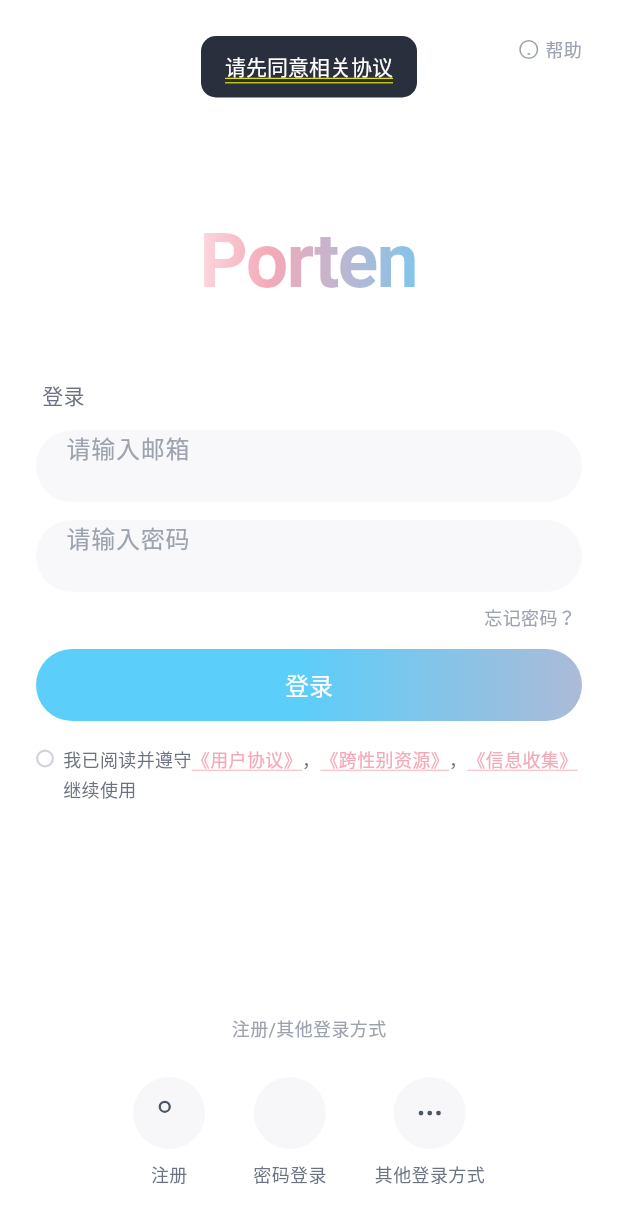
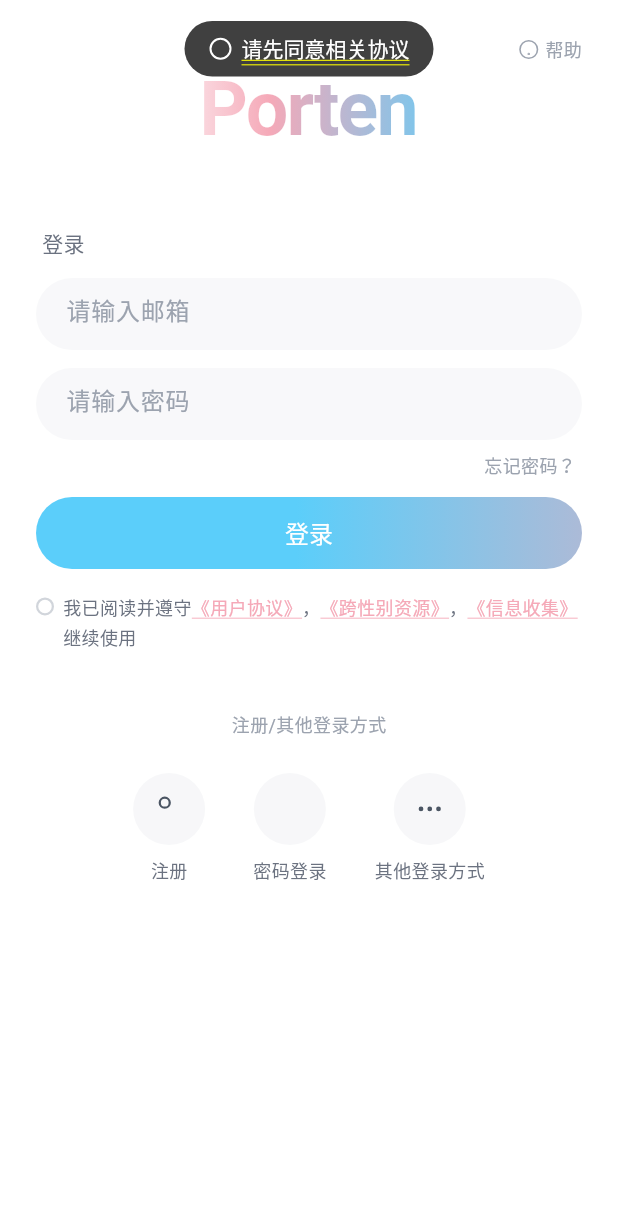
Before and after one commit to Suran2022/Porten, a Flutter app: the screen it shows after launch, after a tap on "登录", after a tap on "忘记密码？", on a phone screen of 412 x 824 dp. Shown: the top 1223 px of the screen. Run offline on Flutter 3.47's test engine with Material 3 defaults, Android fonts, the phone set to English and light mode, and no system bars; our stand-ins replace flutter_riverpod, flutter_svg; missing offline and left inert: path_parsing.

Commit message:
r6: 七项验收返工（双开屏治理/输入框居中/Toast对齐Web/注册页padding/残影/一屏锁定/开屏logo统一）versionCode 6

```diff
--- /dev/null
+++ b/mobile/flutter/porten_flutter/lib/core/components/adaptive_scroll.dart
@@ -0,0 +1,105 @@
+/*
+ * 自适应滚动容器：内容不超出可视区时锁定不滚动（对齐 Web 端单屏
+ * overflow-hidden 行为），超出时才允许滚动兜底。
+ *
+ * 实现：LayoutBuilder 拿视口高度 + postFrameCallback 测量内容高度，
+ * 动态切换 physics（NeverScrollable / Clamping）。内容高度随键盘、
+ * 状态切换变化时自动重测。
+ */
+
+import 'package:flutter/material.dart';
+import 'package:flutter/rendering.dart';
+import 'package:flutter/scheduler.dart';
+
+/// 内容不超高即锁定的滚动容器。
+class AdaptiveScroll extends StatefulWidget {
+  const AdaptiveScroll({
+    super.key,
+    required this.child,
+    this.alignment = MainAxisAlignment.start,
+  });
+
+  final Widget child;
+
+  /// 内容不满一屏时的纵向分布（认证页用 spaceBetween 铺满单屏）。
+  final MainAxisAlignment alignment;
+
+  @override
+  State<AdaptiveScroll> createState() => _AdaptiveScrollState();
+}
+
+class _AdaptiveScrollState extends State<AdaptiveScroll> {
+  double? _contentHeight;
+
+  @override
+  Widget build(BuildContext context) {
+    return LayoutBuilder(
+      builder: (BuildContext context, BoxConstraints cons) {
+        final double viewport = cons.maxHeight;
+        // 内容高度未知（首帧）或不超过视口 → 锁定不滚动
+        final bool canScroll =
+            _contentHeight != null && _contentHeight! > viewport + 0.5;
+        return SingleChildScrollView(
+          physics: canScroll
+              ? const ClampingScrollPhysics()
+              : const NeverScrollableScrollPhysics(),
+          child: MeasureSize(
+            onChange: (double h) {
+              if ((h - (_contentHeight ?? 0)).abs() > 0.5) {
+                setState(() => _contentHeight = h);
+              }
+            },
+            child: ConstrainedBox(
+              constraints: BoxConstraints(minHeight: viewport),
+              child: Column(
+                mainAxisAlignment: widget.alignment,
+                children: <Widget>[widget.child],
+              ),
+            ),
+          ),
+        );
+      },
+    );
+  }
+}
+
+/// 测量子内容高度的透明包装（postFrameCallback）。
+class MeasureSize extends SingleChildRenderObjectWidget {
+  const MeasureSize({
+    super.key,
+    required this.onChange,
+    required super.child,
+  });
+
+  final ValueChanged<double> onChange;
+
+  @override
+  RenderObject createRenderObject(BuildContext context) =>
+      _MeasureSizeRenderObject(onChange);
+
+  @override
+  void updateRenderObject(
+    BuildContext context,
+    covariant RenderObject renderObject,
+  ) {
+    (renderObject as _MeasureSizeRenderObject).onChange = onChange;
+  }
+}
+
+class _MeasureSizeRenderObject extends RenderProxyBox {
+  _MeasureSizeRenderObject(this.onChange);
+
+  ValueChanged<double> onChange;
+  Size? _lastSize;
+
+  @override
+  void performLayout() {
+    super.performLayout();
+    if (size != _lastSize) {
+      _lastSize = size;
+      // 布局期不可触发 setState，延后到帧末
+      final double h = size.height;
+      SchedulerBinding.instance.addPostFrameCallback((_) => onChange(h));
+    }
+  }
+}
--- a/mobile/flutter/porten_flutter/lib/core/components/icon_circle_button.dart
+++ b/mobile/flutter/porten_flutter/lib/core/components/icon_circle_button.dart
@@ -27,10 +27,14 @@
 
   @override
   Widget build(BuildContext context) {
-    return InkWell(
-      borderRadius: BorderRadius.circular(24),
-      onTap: onTap,
-      child: Column(
+    // 必须自带 Material 祖先：否则 InkWell 墨水绘制到 Scaffold 的 Material 上，
+    // 在按钮外区域留下矩形残影。
+    return Material(
+      type: MaterialType.transparency,
+      child: InkWell(
+        borderRadius: BorderRadius.circular(24),
+        onTap: onTap,
+        child: Column(
         mainAxisSize: MainAxisSize.min,
         children: <Widget>[
           Container(
@@ -50,6 +54,7 @@
           ),
         ],
       ),
+      ),
     );
   }
 }
--- a/mobile/flutter/porten_flutter/lib/core/components/porten_capsule_input.dart
+++ b/mobile/flutter/porten_flutter/lib/core/components/porten_capsule_input.dart
@@ -106,9 +106,12 @@
         textAlignVertical: TextAlignVertical.center,
         style: PortenTypography.base.copyWith(color: PortenColor.gray900),
         decoration: InputDecoration(
-          isCollapsed: true,
+          // isCollapsed 模式下文本/占位符贴顶（多轮 textAlignVertical 均无效），
+          // 改用 isDense + 垂直 contentPadding 强制在 48px 内居中（久验可靠）。
+          isDense: true,
           border: InputBorder.none,
           counterText: '',
+          contentPadding: const EdgeInsets.symmetric(vertical: 15),
           hintText: widget.hint,
           hintStyle:
               PortenTypography.base.copyWith(color: PortenColor.gray400),
--- a/mobile/flutter/porten_flutter/lib/core/components/porten_icons.dart
+++ b/mobile/flutter/porten_flutter/lib/core/components/porten_icons.dart
@@ -147,6 +147,18 @@
       <String>['M20 6L9 17l-5-5'],
       <List<double>>[],
     ],
+    // Info：圆圈 + 竖线 + 底点（Web 端 Toast info 图标）
+    'info': <Object>[
+      <String>['M12 16v-4', 'M12 8h.01'],
+      <List<double>>[
+        <double>[12, 12, 10],
+      ],
+    ],
+    // X：关闭叉（Web 端 Toast error 图标）
+    'x': <Object>[
+      <String>['M18 6L6 18', 'M6 6l12 12'],
+      <List<double>>[],
+    ],
   };
 
   @override
--- a/mobile/flutter/porten_flutter/lib/core/components/porten_toast.dart
+++ b/mobile/flutter/porten_flutter/lib/core/components/porten_toast.dart
@@ -1,8 +1,10 @@
 /*
- * 全局 Toast（对齐 Web 端 toastStore + Toast 组件）。
+ * 全局 Toast（100% 对齐 Web 端 Toast.tsx + toastStore）。
  *
- * Web 端实现：页面顶部居中浮现的黑底白字圆角条，2.5s 自动消失；
- * App 端实现为 Overlay 顶部插入 + 渐隐动画，无需 BuildContext。
+ * Web 端实现：顶部居中胶囊（fixed top-3.5 left-1/2），rounded-full，
+ * bg-black/75 毛玻璃，px-4 py-2，内含 lucide 图标（w-4 h-4 strokeWidth 2）
+ * + text-sm 白色文字，gap-1.5；2s 后淡出（App 端保持 2.5s 队列节奏）。
+ * 图标类型：info=Info / success=Check / error=X（对齐 Web 端 ICON_MAP）。
  */
 
 import 'dart:async';
@@ -11,29 +13,38 @@
 
 import '../design/porten_colors.dart';
 import '../design/porten_typography.dart';
+import 'porten_icons.dart';
+
+/// Toast 图标类型（对齐 Web 端 ToastIcon）。
+enum ToastIcon { info, success, error }
 
 /// 全局 Toast 入口（无需 BuildContext）。
 abstract final class PortenToast {
   static OverlayEntry? _entry;
-  static final List<String> _queue = <String>[];
+  static final List<_ToastPayload> _queue = <_ToastPayload>[];
 
   /// 展示一条 Toast，默认 2.5s 后消失。
-  static void show(String message,
-      {Duration duration = const Duration(milliseconds: 2500)}) {
+  static void show(
+    String message, {
+    ToastIcon icon = ToastIcon.info,
+    Duration duration = const Duration(milliseconds: 2500),
+  }) {
     if (message.isEmpty) return;
-    _queue.add(message);
+    _queue.add(_ToastPayload(message: message, icon: icon, duration: duration));
     if (_entry != null) return; // 已有 Toast 在展示，等它消失后接续队列
     _present();
   }
 
   static void _present() {
     if (_queue.isEmpty) return;
-    final String message = _queue.removeAt(0);
+    final _ToastPayload payload = _queue.removeAt(0);
     final OverlayState? overlay = _overlayKey.currentState;
     if (overlay == null) return; // Overlay 未挂载（冷启动极早期），静默丢弃
     _entry = OverlayEntry(
       builder: (BuildContext context) => _ToastWidget(
-        message: message,
+        message: payload.message,
+        icon: payload.icon,
+        duration: payload.duration,
         onDismissed: () {
           _entry?.remove();
           _entry = null;
@@ -56,10 +67,29 @@
   }
 }
 
-class _ToastWidget extends StatefulWidget {
-  const _ToastWidget({required this.message, required this.onDismissed});
+class _ToastPayload {
+  const _ToastPayload({
+    required this.message,
+    required this.icon,
+    required this.duration,
+  });
 
   final String message;
+  final ToastIcon icon;
+  final Duration duration;
+}
+
+class _ToastWidget extends StatefulWidget {
+  const _ToastWidget({
+    required this.message,
+    required this.icon,
+    required this.duration,
+    required this.onDismissed,
+  });
+
+  final String message;
+  final ToastIcon icon;
+  final Duration duration;
   final VoidCallback onDismissed;
 
   @override
@@ -70,14 +100,14 @@
     with SingleTickerProviderStateMixin {
   late final AnimationController _controller = AnimationController(
     vsync: this,
-    duration: const Duration(milliseconds: 200),
+    duration: const Duration(milliseconds: 300),
   );
 
   @override
   void initState() {
     super.initState();
     _controller.forward();
-    Future<void>.delayed(const Duration(milliseconds: 2500), () async {
+    Future<void>.delayed(widget.duration, () async {
       if (!mounted) return;
       await _controller.reverse();
       widget.onDismissed();
@@ -90,12 +120,18 @@
     super.dispose();
   }
 
+  String get _iconName => switch (widget.icon) {
+        ToastIcon.success => 'check',
+        ToastIcon.error => 'x',
+        ToastIcon.info => 'info',
+      };
+
   @override
   Widget build(BuildContext context) {
     return Positioned(
-      top: MediaQuery.paddingOf(context).top + 24,
-      left: 24,
-      right: 24,
+      top: MediaQuery.paddingOf(context).top + 14, // top-3.5
+      left: 0,
+      right: 0,
       child: FadeTransition(
         opacity: CurvedAnimation(parent: _controller, curve: Curves.easeOut),
         child: SlideTransition(
@@ -105,16 +141,29 @@
           ).animate(CurvedAnimation(parent: _controller, curve: Curves.easeOut)),
           child: Center(
             child: Container(
-              padding: const EdgeInsets.symmetric(horizontal: 16, vertical: 10),
-              constraints: const BoxConstraints(maxWidth: 320),
+              // 胶囊：px-4 py-2 rounded-full bg-black/75
+              padding: const EdgeInsets.symmetric(horizontal: 16, vertical: 8),
               decoration: BoxDecoration(
-                color: PortenColor.gray900.withValues(alpha: 0.9),
-                borderRadius: BorderRadius.circular(10),
+                color: const Color(0xFF000000).withValues(alpha: 0.75),
+                borderRadius: BorderRadius.circular(999),
               ),
-              child: Text(
-                widget.message,
-                textAlign: TextAlign.center,
-                style: PortenTypography.sm.copyWith(color: PortenColor.white),
+              child: Row(
+                mainAxisSize: MainAxisSize.min,
+                children: <Widget>[
+                  LucideIcon(
+                    _iconName,
+                    size: 16, // w-4 h-4
+                    strokeWidth: 2,
+                    color: PortenColor.white,
+                  ),
+                  const SizedBox(width: 6), // gap-1.5
+                  Text(
+                    widget.message,
+                    style: PortenTypography.sm.copyWith(
+                      color: PortenColor.white,
+                    ),
+                  ),
+                ],
               ),
             ),
           ),
--- a/mobile/flutter/porten_flutter/lib/features/auth/login_page.dart
+++ b/mobile/flutter/porten_flutter/lib/features/auth/login_page.dart
@@ -17,6 +17,7 @@
 import 'package:flutter_riverpod/flutter_riverpod.dart';
 
 import '../../core/components/agreement_checkbox.dart';
+import '../../core/components/adaptive_scroll.dart';
 import '../../core/components/agreement_viewer.dart';
 import '../../core/components/auth_divider.dart';
 import '../../core/components/gradient_logo.dart';
@@ -108,7 +109,10 @@
     if (_accountCtrl.text.trim().isEmpty) return;
     if (!_agreementGuard()) return;
     final bool sent = await ref.read(authProvider.notifier).sendCode();
-    PortenToast.show(sent ? '验证码已发送' : '发送失败，请稍后重试');
+    PortenToast.show(
+          sent ? '验证码已发送' : '发送失败，请稍后重试',
+          icon: sent ? ToastIcon.success : ToastIcon.error,
+        );
   }
 
   /// 登录（对齐 Web 端 handleLogin）。
@@ -126,7 +130,7 @@
             identifier: account,
           );
       if (ok && mounted) {
-        PortenToast.show('登录成功');
+        PortenToast.show('登录成功', icon: ToastIcon.success);
         widget.onLoginSuccess();
       }
       return;
@@ -143,7 +147,7 @@
           identifier: account,
         );
     if (ok && mounted) {
-      PortenToast.show('登录成功');
+      PortenToast.show('登录成功', icon: ToastIcon.success);
       widget.onLoginSuccess();
     }
   }
@@ -166,17 +170,16 @@
       backgroundColor: PortenColor.white,
       resizeToAvoidBottomInset: false,
       body: SafeArea(
-        child: LayoutBuilder(
-          builder: (BuildContext context, BoxConstraints cons) {
-            // 键盘弹出时补等高底部内边距：滚动视口把键盘区纳入滚动范围，
-            // Flutter 的聚焦自动揭示（ensureVisible）才能把输入框滚到键盘上方。
-            final double insetBottom = MediaQuery.viewInsetsOf(context).bottom;
-            return SingleChildScrollView(
-              padding: EdgeInsets.only(bottom: insetBottom),
-              child: ConstrainedBox(
-                constraints: BoxConstraints(minHeight: cons.maxHeight),
+        // AdaptiveScroll：内容不满一屏时锁定不滚动（对齐 Web 端单屏
+        // overflow-hidden），超出才允许滚动；键盘弹出时底部补等高内边距，
+        // 聚焦输入框的自动揭示才能滚到键盘上方。
+        child: AdaptiveScroll(
+          alignment: MainAxisAlignment.spaceBetween,
+          child: Padding(
+            padding:
+                EdgeInsets.only(bottom: MediaQuery.viewInsetsOf(context).bottom),
             child: Column(
-                  mainAxisAlignment: MainAxisAlignment.spaceBetween,
+              mainAxisSize: MainAxisSize.min,
               children: <Widget>[
                 _buildTopHelp(),
                 _buildFormSection(s),
@@ -184,8 +187,6 @@
               ],
             ),
           ),
-            );
-          },
         ),
       ),
     );
```
Also changed, not shown: mobile/flutter/porten_flutter/lib/features/auth/register_page.dart (+12 -12 lines), 5 other files. Lines whose indentation alone changed are shown as unchanged.
